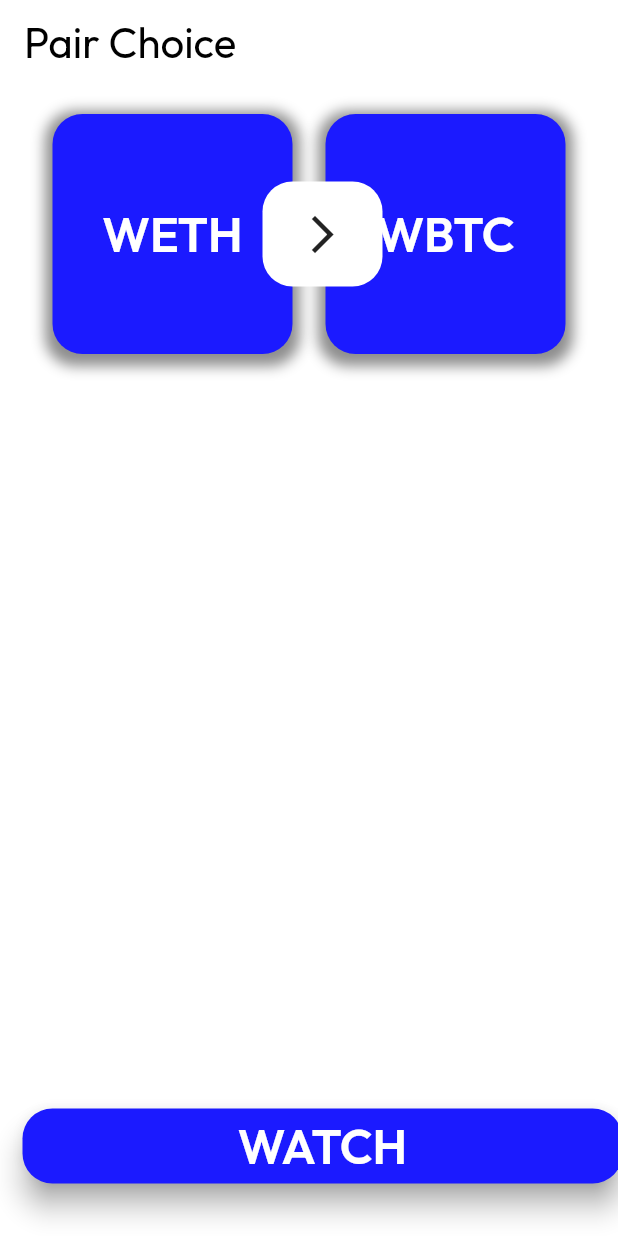
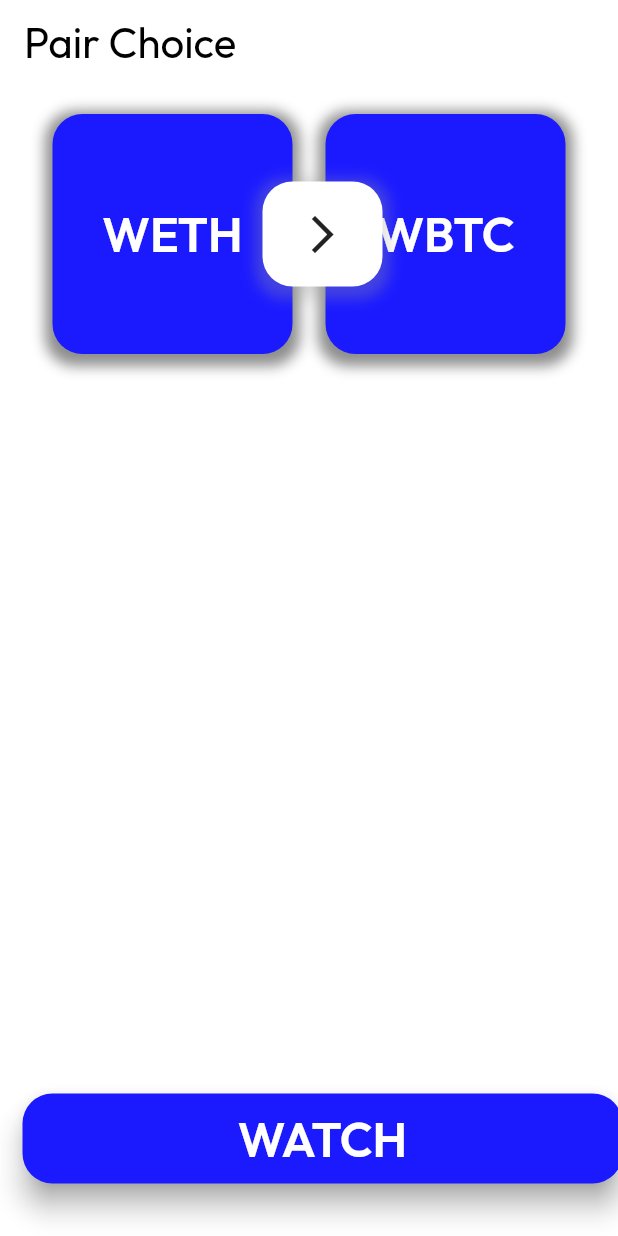
Before and after one commit to Zhorenty/cryptochart, a Flutter app: the screen it shows after launch, on a phone screen of 412 x 824 dp. Run offline on Flutter 3.47's test engine with Material 2 defaults, Android fonts, the phone set to English and light mode, and no system bars; our stand-ins replace flutter_spinkit, syncfusion_flutter_charts.

Commit message:
little upgrade

```diff
--- a/lib/view/screens/pair_choice/pair_choice_screen.dart
+++ b/lib/view/screens/pair_choice/pair_choice_screen.dart
@@ -1,3 +1,4 @@
+import 'package:cryptochart/view/screens/pair_choice/widgets/compare_widget.dart';
 import 'package:flutter/material.dart';
 import 'package:provider/provider.dart';
 
@@ -46,23 +47,13 @@ class PairChoiceScreen extends StatelessWidget {
                       tokenName: pair.token1!.name,
                     ),
                   ),
-                  Positioned(
+                  const Positioned(
                     top: 65,
                     left: 175,
-                    child: Container(
-                      decoration: const BoxDecoration(
-                          color: Colors.white,
-                          borderRadius: BorderRadius.all(Radius.circular(20))),
-                      width: 80,
-                      height: 70,
-                      child: const Icon(
-                        Icons.arrow_forward_ios,
-                        size: 30,
-                      ),
-                    ),
+                    child: CompareWidget(),
                   ),
                   const Positioned(
-                    height: 50,
+                    height: 60,
                     width: 400,
                     left: 15,
                     bottom: 35,
--- /dev/null
+++ b/lib/view/screens/pair_choice/widgets/compare_widget.dart
@@ -0,0 +1,28 @@
+import 'package:flutter/material.dart';
+
+class CompareWidget extends StatelessWidget {
+  const CompareWidget({super.key});
+
+  @override
+  Widget build(BuildContext context) {
+    return Container(
+      decoration: BoxDecoration(
+          boxShadow: [
+            BoxShadow(
+              color: Colors.grey.withOpacity(0.3),
+              spreadRadius: 5,
+              blurRadius: 7,
+              offset: const Offset(0, 3),
+            ),
+          ],
+          color: Colors.white,
+          borderRadius: const BorderRadius.all(Radius.circular(20))),
+      width: 80,
+      height: 70,
+      child: const Icon(
+        Icons.arrow_forward_ios,
+        size: 30,
+      ),
+    );
+  }
+}
```
